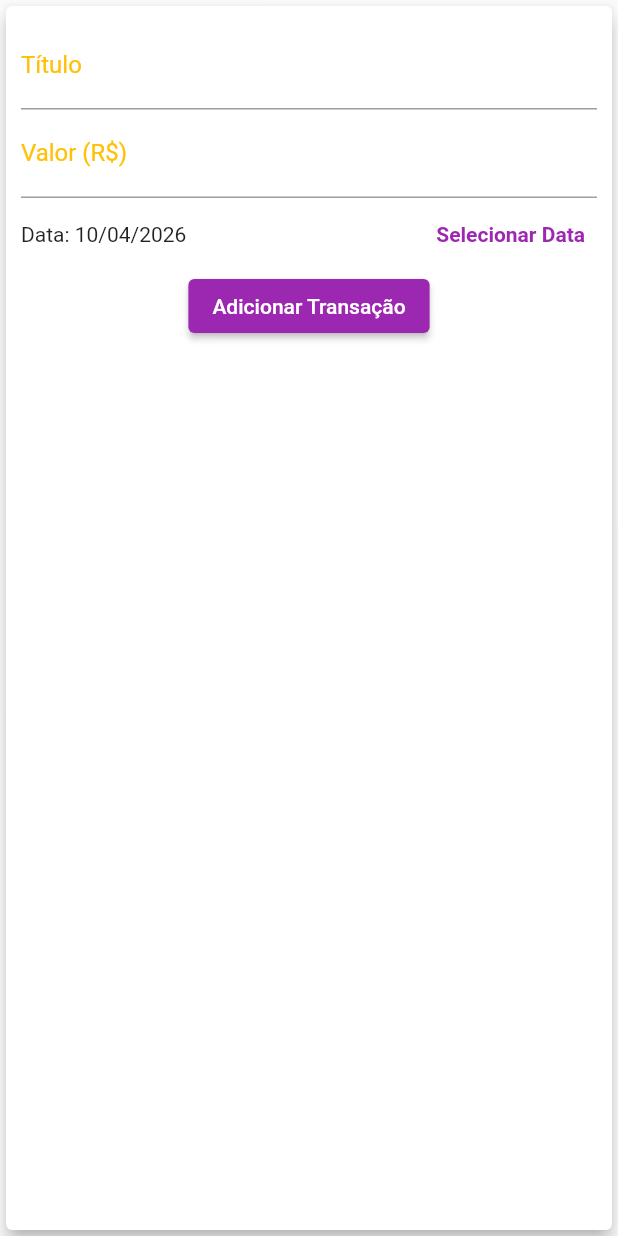
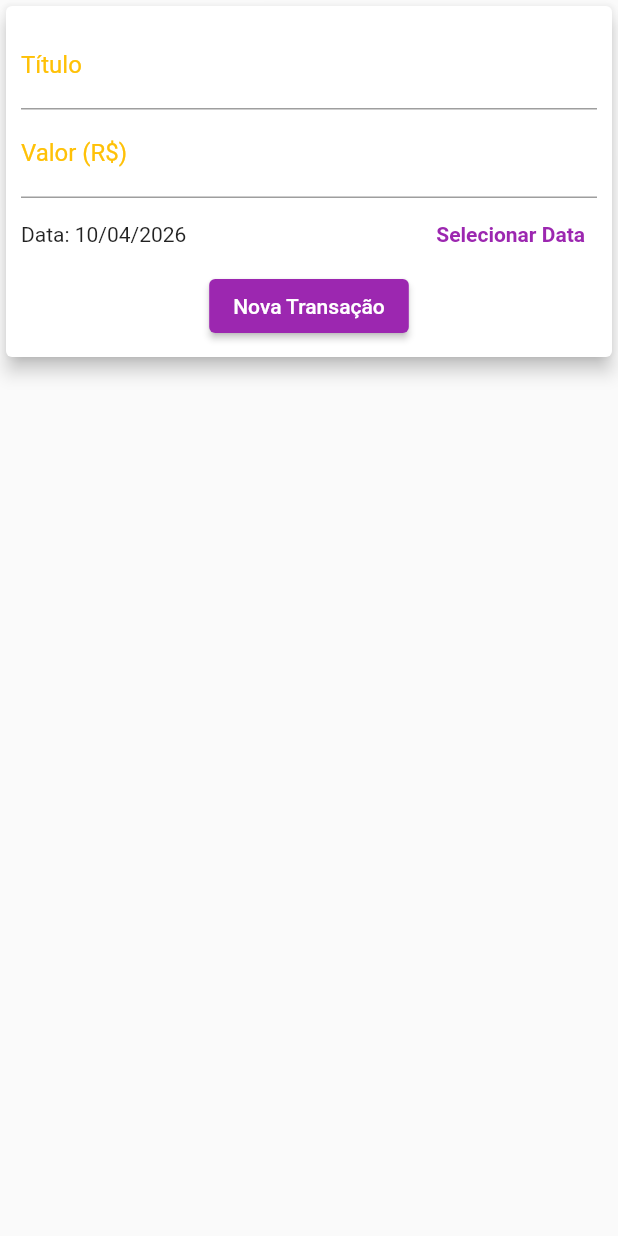
Before and after one commit to LuizpFelipe/flutter_formulario, a Flutter app: the TransactionForm widget shown alone on an empty page, opened directly, on a phone screen of 412 x 824 dp. Run offline on Flutter 3.47's test engine with Material 3 defaults, Android fonts, the phone set to English and light mode, and no system bars; our stand-ins replace dio, go_router; network calls fail; Roboto replaces fonts that are missing (Quicksand).

Commit message:
refatorado o codigo

```diff
--- a/flutter_formulario/lib/main.dart
+++ b/flutter_formulario/lib/main.dart
@@ -18,6 +18,7 @@ void main() {
 }
 
 final _router = GoRouter(
+  initialLocation: '/',
   routes: [
     GoRoute(path: '/', builder: (context, state) => const TransactionScreen()),
   ],
--- a/flutter_formulario/lib/ui/widgets/transaction_form.dart
+++ b/flutter_formulario/lib/ui/widgets/transaction_form.dart
@@ -2,9 +2,12 @@ import 'package:flutter/material.dart';
 import 'package:intl/intl.dart';
 import 'package:provider/provider.dart';
 import '../../providers/transacao_provider.dart';
+import '../../models/transacao.dart';
 
 class TransactionForm extends StatefulWidget {
-  const TransactionForm({super.key});
+  final Transacao? transacaoParaEditar; // Recebe os dados se for edição
+
+  const TransactionForm({super.key, this.transacaoParaEditar});
 
   @override
   State<TransactionForm> createState() => _TransactionFormState();
@@ -15,23 +18,43 @@ class _TransactionFormState extends State<TransactionForm> {
   final _valueController = TextEditingController();
   DateTime _selectedDate = DateTime.now();
 
+  @override
+  void initState() {
+    super.initState();
+    // Se o widget recebeu uma transação, preenchemos os campos
+    if (widget.transacaoParaEditar != null) {
+      _titleController.text = widget.transacaoParaEditar!.titulo;
+      _valueController.text = widget.transacaoParaEditar!.valor.toString();
+      _selectedDate = widget.transacaoParaEditar!.data;
+    }
+  }
+
   void _submitForm() {
     final title = _titleController.text;
     final value = double.tryParse(_valueController.text) ?? 0.0;
 
     if (title.isEmpty || value <= 0) return;
 
-    context.read<TransacaoProvider>().adicionarTransacao(
+    final provider = context.read<TransacaoProvider>();
+
+    if (widget.transacaoParaEditar == null) {
+      provider.adicionarTransacao(title, value, _selectedDate);
+    } else {
+      provider.editarTransacao(
+        widget.transacaoParaEditar!.id!,
         title,
         value,
         _selectedDate,
       );
+    }
+
     Navigator.of(context).pop();
   }
 
   @override
   Widget build(BuildContext context) {
-    return Card(
+    return SingleChildScrollView(
+      child: Card(
         elevation: 5,
         child: Padding(
           padding: const EdgeInsets.all(10),
@@ -59,7 +82,7 @@ class _TransactionFormState extends State<TransactionForm> {
                     onPressed: () async {
                       final pickedDate = await showDatePicker(
                         context: context,
-                      initialDate: DateTime.now(),
+                        initialDate: _selectedDate,
                         firstDate: DateTime(2020),
                         lastDate: DateTime.now(),
                       );
@@ -75,9 +98,14 @@ class _TransactionFormState extends State<TransactionForm> {
               ),
               ElevatedButton(
                 onPressed: _submitForm,
-              child: const Text('Adicionar Transação'),
+                child: Text(
+                  widget.transacaoParaEditar == null
+                      ? 'Nova Transação'
+                      : 'Salvar Alterações',
+                ),
               ),
             ],
+          ),
         ),
       ),
     );
```
Also changed, not shown: flutter_formulario/lib/providers/transacao_provider.dart (+25 -21 lines), flutter_formulario/lib/ui/screens/transaction_screen.dart (+15 -11 lines), flutter_formulario/lib/ui/widgets/transaction_list.dart (+50 -11 lines). Lines whose indentation alone changed are shown as unchanged.
